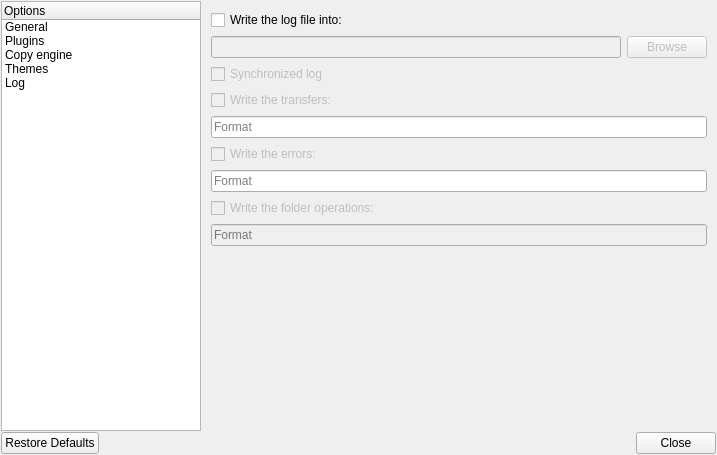
Qt form OptionDialog.ui (alphaonex86/Ultracopier) before a commit.
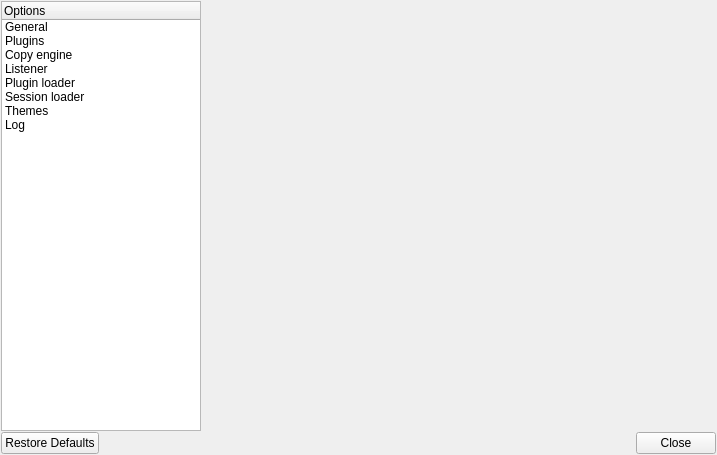
The same form after that commit. The open tabs and pages were chosen to show the change. Icons and pictures are not drawn.

Commit message: Large plugin update to add options widget and translations, plugin loader gain better UAC support, and better 32Bits support into 64Bits env

Diff of the .ui file:
```diff
--- a/OptionDialog.ui
+++ b/OptionDialog.ui
@@ -66,6 +66,30 @@
          <string>Copy engine</string>
         </property>
        </item>
+       <item>
+        <property name="text">
+         <string>Listener</string>
+        </property>
+        <property name="flags">
+         <set>ItemIsDragEnabled|ItemIsUserCheckable|ItemIsEnabled</set>
+        </property>
+       </item>
+       <item>
+        <property name="text">
+         <string>Plugin loader</string>
+        </property>
+        <property name="flags">
+         <set>ItemIsDragEnabled|ItemIsUserCheckable|ItemIsEnabled</set>
+        </property>
+       </item>
+       <item>
+        <property name="text">
+         <string>Session loader</string>
+        </property>
+        <property name="flags">
+         <set>ItemIsDragEnabled|ItemIsUserCheckable|ItemIsEnabled</set>
+        </property>
+       </item>
        <item>
         <property name="text">
          <string>Themes</string>
@@ -412,7 +436,35 @@
          </item>
         </layout>
        </widget>
-       <widget class="QWidget" name="page">
+       <widget class="QWidget" name="stackedWidgetCopyEngine_2">
+        <layout class="QHBoxLayout" name="horizontalLayout_5">
+         <item>
+          <widget class="QStackedWidget" name="stackedOptionsCopyEngine"/>
+         </item>
+        </layout>
+       </widget>
+       <widget class="QWidget" name="stackedWidgetListener">
+        <layout class="QVBoxLayout" name="verticalLayout_11">
+         <item>
+          <widget class="QStackedWidget" name="stackedOptionsListener"/>
+         </item>
+        </layout>
+       </widget>
+       <widget class="QWidget" name="stackedWidgetPluginLoader">
+        <layout class="QVBoxLayout" name="verticalLayout_12">
+         <item>
+          <widget class="QStackedWidget" name="stackedOptionsPluginLoader"/>
+         </item>
+        </layout>
+       </widget>
+       <widget class="QWidget" name="stackedWidgetSessionLoader">
+        <layout class="QVBoxLayout" name="verticalLayout_13">
+         <item>
+          <widget class="QStackedWidget" name="stackedOptionsSessionLoader"/>
+         </item>
+        </layout>
+       </widget>
+       <widget class="QWidget" name="stackedWidgetThemes_2">
         <layout class="QVBoxLayout" name="verticalLayout_6">
          <item>
           <layout class="QHBoxLayout" name="horizontalLayout_2">
```
Left out of the diff: 4 changed lines with no effect on the pictures. The commit also changes 57 other files.
